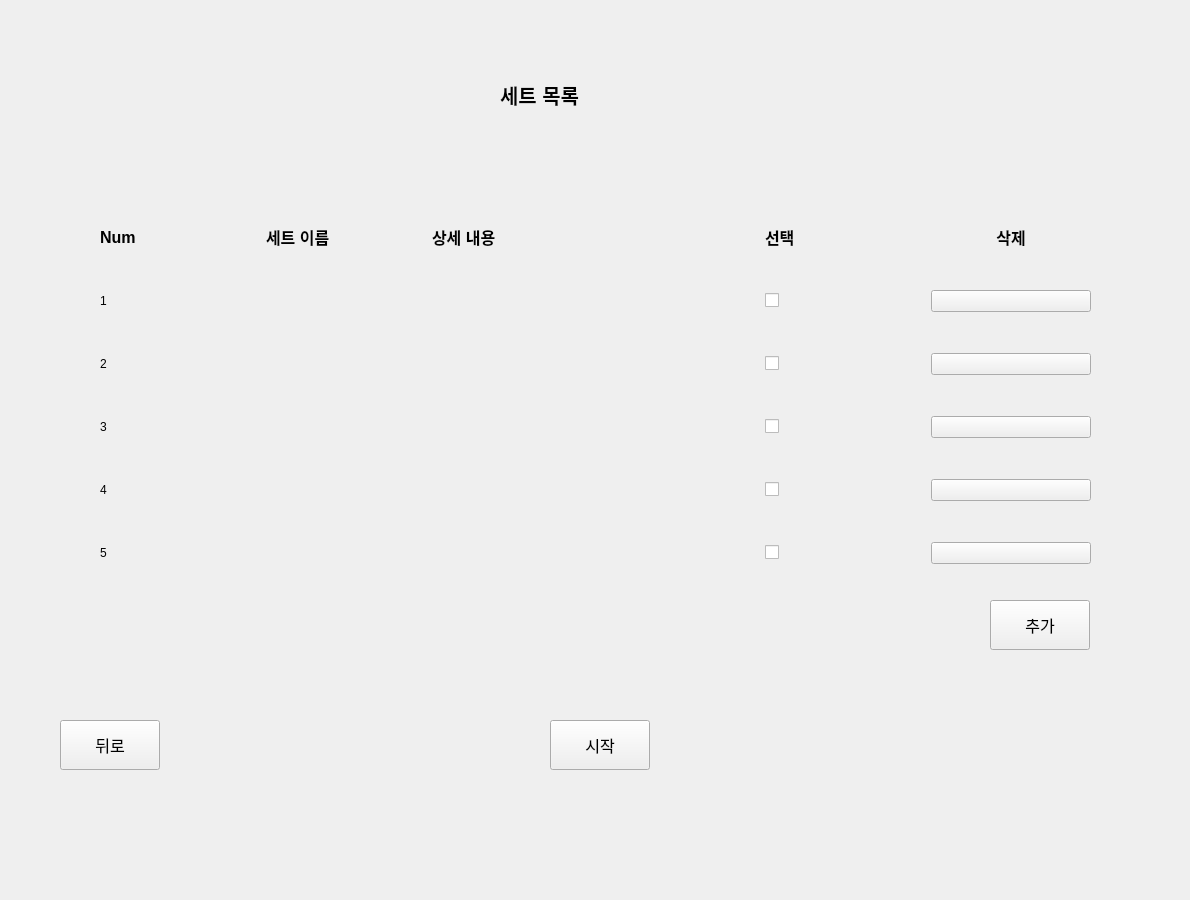
Qt form 40/ui.ui (kimnanhee/PyQt) before a commit.
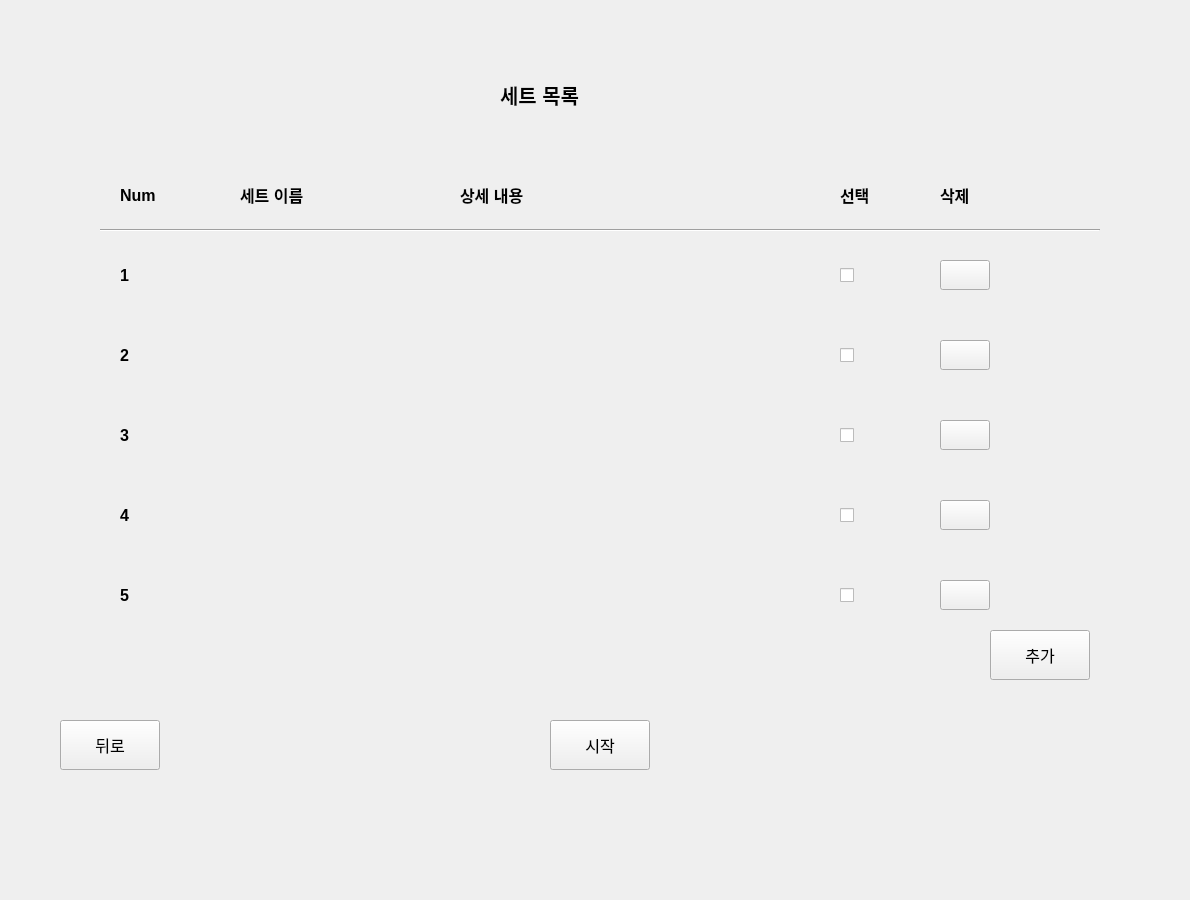
The same form after that commit. The open tabs and pages were chosen to show the change.

Diff of the .ui file:
```diff
--- a/40/ui.ui
+++ b/40/ui.ui
@@ -23,7 +23,7 @@
     </rect>
    </property>
    <property name="currentIndex">
-    <number>2</number>
+    <number>1</number>
    </property>
    <widget class="QWidget" name="page_1">
     <widget class="QPushButton" name="btn_start_1">
@@ -125,53 +125,93 @@
       <string>세트 목록</string>
      </property>
     </widget>
-    <widget class="QWidget" name="gridLayoutWidget">
+    <widget class="QPushButton" name="btn_add_2">
      <property name="geometry">
       <rect>
-       <x>100</x>
-       <y>190</y>
-       <width>991</width>
-       <height>411</height>
+       <x>990</x>
+       <y>630</y>
+       <width>100</width>
+       <height>50</height>
       </rect>
      </property>
-     <layout class="QGridLayout" name="gridLayout">
-      <item row="2" column="0">
-       <widget class="QLabel" name="label_30">
-        <property name="text">
-         <string>2</string>
-        </property>
-       </widget>
-      </item>
-      <item row="3" column="0">
-       <widget class="QLabel" name="label_29">
+     <property name="font">
+      <font>
+       <pointsize>12</pointsize>
+      </font>
+     </property>
         <property name="text">
-         <string>3</string>
-        </property>
-       </widget>
-      </item>
-      <item row="4" column="2">
-       <widget class="QLabel" name="label_15">
+      <string>추가</string>
+     </property>
+    </widget>
+    <widget class="QLabel" name="label_check_2">
+     <property name="geometry">
+      <rect>
+       <x>840</x>
+       <y>170</y>
+       <width>75</width>
+       <height>50</height>
+      </rect>
+     </property>
+     <property name="font">
+      <font>
+       <pointsize>12</pointsize>
+       <weight>75</weight>
+       <bold>true</bold>
+      </font>
+     </property>
         <property name="text">
-         <string/>
-        </property>
-       </widget>
-      </item>
-      <item row="4" column="1">
-       <widget class="QLabel" name="label_14">
+      <string>선택</string>
+     </property>
+    </widget>
+    <widget class="QLabel" name="label_con1_2">
+     <property name="geometry">
+      <rect>
+       <x>460</x>
+       <y>170</y>
+       <width>350</width>
+       <height>50</height>
+      </rect>
+     </property>
+     <property name="font">
+      <font>
+       <pointsize>12</pointsize>
+       <weight>75</weight>
+       <bold>true</bold>
+      </font>
+     </property>
         <property name="text">
-         <string/>
-        </property>
-       </widget>
-      </item>
-      <item row="3" column="2">
-       <widget class="QLabel" name="label_25">
+      <string>상세 내용</string>
+     </property>
+    </widget>
+    <widget class="QLabel" name="label_name_2">
+     <property name="geometry">
+      <rect>
+       <x>240</x>
+       <y>170</y>
+       <width>200</width>
+       <height>50</height>
+      </rect>
+     </property>
+     <property name="font">
+      <font>
+       <pointsize>12</pointsize>
+       <weight>75</weight>
+       <bold>true</bold>
+      </font>
+     </property>
         <property name="text">
-         <string/>
-        </property>
-       </widget>
-      </item>
-      <item row="0" column="0">
-       <widget class="QLabel" name="label_26">
+      <string>세트 이름</string>
+     </property>
+    </widget>
+    <widget class="QLabel" name="label_num_2">
+     <property name="geometry">
+      <rect>
+       <x>120</x>
+       <y>170</y>
+       <width>100</width>
+       <height>50</height>
+      </rect>
+     </property>
         <property name="font">
          <font>
           <pointsize>12</pointsize>
@@ -183,233 +223,438 @@
          <string>Num</string>
         </property>
        </widget>
-      </item>
-      <item row="1" column="0">
-       <widget class="QLabel" name="label_27">
+    <widget class="QPushButton" name="btn_1_2">
+     <property name="geometry">
+      <rect>
+       <x>940</x>
+       <y>260</y>
+       <width>50</width>
+       <height>30</height>
+      </rect>
+     </property>
+     <property name="text">
+      <string/>
+     </property>
+    </widget>
+    <widget class="QPushButton" name="btn_2_2">
+     <property name="geometry">
+      <rect>
+       <x>940</x>
+       <y>340</y>
+       <width>50</width>
+       <height>30</height>
+      </rect>
+     </property>
+     <property name="text">
+      <string/>
+     </property>
+    </widget>
+    <widget class="QPushButton" name="btn_3_2">
+     <property name="geometry">
+      <rect>
+       <x>940</x>
+       <y>420</y>
+       <width>50</width>
+       <height>30</height>
+      </rect>
+     </property>
+     <property name="text">
+      <string/>
+     </property>
+    </widget>
+    <widget class="QPushButton" name="btn_4_2">
+     <property name="geometry">
+      <rect>
+       <x>940</x>
+       <y>500</y>
+       <width>50</width>
+       <height>30</height>
+      </rect>
+     </property>
+     <property name="text">
+      <string/>
+     </property>
+    </widget>
+    <widget class="QPushButton" name="btn_5_2">
+     <property name="geometry">
+      <rect>
+       <x>940</x>
+       <y>580</y>
+       <width>50</width>
+       <height>30</height>
+      </rect>
+     </property>
+     <property name="text">
+      <string/>
+     </property>
+    </widget>
+    <widget class="QLabel" name="label_num_1_2">
+     <property name="geometry">
+      <rect>
+       <x>120</x>
+       <y>260</y>
+       <width>100</width>
+       <height>30</height>
+      </rect>
+     </property>
+     <property name="font">
+      <font>
+       <pointsize>12</pointsize>
+       <weight>75</weight>
+       <bold>true</bold>
+      </font>
+     </property>
         <property name="text">
          <string>1</string>
         </property>
        </widget>
-      </item>
-      <item row="5" column="0">
-       <widget class="QLabel" name="label_39">
+    <widget class="QLabel" name="label_num_2_2">
+     <property name="geometry">
+      <rect>
+       <x>120</x>
+       <y>340</y>
+       <width>100</width>
+       <height>30</height>
+      </rect>
+     </property>
+     <property name="font">
+      <font>
+       <pointsize>12</pointsize>
+       <weight>75</weight>
+       <bold>true</bold>
+      </font>
+     </property>
+     <property name="text">
+      <string>2</string>
+     </property>
+    </widget>
+    <widget class="QLabel" name="label_num_3_2">
+     <property name="geometry">
+      <rect>
+       <x>120</x>
+       <y>420</y>
+       <width>100</width>
+       <height>30</height>
+      </rect>
+     </property>
+     <property name="font">
+      <font>
+       <pointsize>12</pointsize>
+       <weight>75</weight>
+       <bold>true</bold>
+      </font>
+     </property>
+     <property name="text">
+      <string>3</string>
+     </property>
+    </widget>
+    <widget class="QLabel" name="label_num_4_2">
+     <property name="geometry">
+      <rect>
+       <x>120</x>
+       <y>500</y>
+       <width>100</width>
+       <height>30</height>
+      </rect>
+     </property>
+     <property name="font">
+      <font>
+       <pointsize>12</pointsize>
+       <weight>75</weight>
+       <bold>true</bold>
+      </font>
+     </property>
+     <property name="text">
+      <string>4</string>
+     </property>
+    </widget>
+    <widget class="QLabel" name="label_num_5_2">
+     <property name="geometry">
+      <rect>
+       <x>120</x>
+       <y>580</y>
+       <width>100</width>
+       <height>30</height>
+      </rect>
+     </property>
+     <property name="font">
+      <font>
+       <pointsize>12</pointsize>
+       <weight>75</weight>
+       <bold>true</bold>
+      </font>
+     </property>
         <property name="text">
          <string>5</string>
         </property>
        </widget>
-      </item>
-      <item row="5" column="3">
-       <widget class="QLabel" name="label_37">
-        <property name="text">
-         <string/>
-        </property>
-       </widget>
-      </item>
-      <item row="5" column="1">
-       <widget class="QLabel" name="label_38">
-        <property name="text">
-         <string/>
-        </property>
-       </widget>
-      </item>
-      <item row="4" column="3">
-       <widget class="QLabel" name="label_31">
-        <property name="text">
-         <string/>
-        </property>
-       </widget>
-      </item>
-      <item row="3" column="3">
-       <widget class="QLabel" name="label_32">
+    <widget class="Line" name="line">
+     <property name="geometry">
+      <rect>
+       <x>100</x>
+       <y>220</y>
+       <width>1000</width>
+       <height>20</height>
+      </rect>
+     </property>
+     <property name="orientation">
+      <enum>Qt::Horizontal</enum>
+     </property>
+    </widget>
+    <widget class="QLabel" name="label_con1_1_2">
+     <property name="geometry">
+      <rect>
+       <x>460</x>
+       <y>250</y>
+       <width>350</width>
+       <height>60</height>
+      </rect>
+     </property>
+     <property name="font">
+      <font>
+       <pointsize>12</pointsize>
+      </font>
+     </property>
         <property name="text">
          <string/>
         </property>
        </widget>
-      </item>
-      <item row="2" column="3">
-       <widget class="QLabel" name="label_35">
+    <widget class="QLabel" name="label_con1_2_2">
+     <property name="geometry">
+      <rect>
+       <x>460</x>
+       <y>330</y>
+       <width>350</width>
+       <height>60</height>
+      </rect>
+     </property>
+     <property name="font">
+      <font>
+       <pointsize>12</pointsize>
+      </font>
+     </property>
         <property name="text">
          <string/>
         </property>
        </widget>
-      </item>
-      <item row="0" column="3">
-       <widget class="QLabel" name="label_41">
+    <widget class="QLabel" name="label_con1_3_2">
+     <property name="geometry">
+      <rect>
+       <x>460</x>
+       <y>410</y>
+       <width>350</width>
+       <height>60</height>
+      </rect>
+     </property>
+     <property name="font">
+      <font>
+       <pointsize>12</pointsize>
+      </font>
+     </property>
         <property name="text">
          <string/>
         </property>
        </widget>
-      </item>
-      <item row="1" column="3">
-       <widget class="QLabel" name="label_34">
+    <widget class="QLabel" name="label_con1_4_2">
+     <property name="geometry">
+      <rect>
+       <x>460</x>
+       <y>490</y>
+       <width>350</width>
+       <height>60</height>
+      </rect>
+     </property>
+     <property name="font">
+      <font>
+       <pointsize>12</pointsize>
+      </font>
+     </property>
         <property name="text">
          <string/>
         </property>
        </widget>
-      </item>
-      <item row="1" column="2">
-       <widget class="QLabel" name="label_4">
+    <widget class="QLabel" name="label_con1_5_2">
+     <property name="geometry">
+      <rect>
+       <x>460</x>
+       <y>570</y>
+       <width>350</width>
+       <height>60</height>
+      </rect>
+     </property>
+     <property name="font">
+      <font>
+       <pointsize>12</pointsize>
+      </font>
+     </property>
         <property name="text">
          <string/>
         </property>
        </widget>
-      </item>
-      <item row="5" column="4">
-       <widget class="QCheckBox" name="checkBox_5_3">
+    <widget class="QCheckBox" name="checkBox_1_2">
+     <property name="geometry">
+      <rect>
+       <x>840</x>
+       <y>260</y>
+       <width>50</width>
+       <height>30</height>
+      </rect>
+     </property>
         <property name="text">
          <string/>
         </property>
        </widget>
-      </item>
-      <item row="1" column="4">
        <widget class="QCheckBox" name="checkBox_2_2">
-        <property name="text">
-         <string/>
-        </property>
-       </widget>
-      </item>
-      <item row="2" column="5">
-       <widget class="QPushButton" name="btn_3_2">
+     <property name="geometry">
+      <rect>
+       <x>840</x>
+       <y>340</y>
+       <width>50</width>
+       <height>30</height>
+      </rect>
+     </property>
         <property name="text">
          <string/>
         </property>
        </widget>
-      </item>
-      <item row="3" column="1">
-       <widget class="QLabel" name="label_6">
-        <property name="text">
-         <string/>
-        </property>
-       </widget>
-      </item>
-      <item row="0" column="1">
-       <widget class="QLabel" name="label_1_2">
-        <property name="font">
-         <font>
-          <pointsize>12</pointsize>
-          <weight>75</weight>
-          <bold>true</bold>
-         </font>
-        </property>
-        <property name="text">
-         <string>세트 이름</string>
-        </property>
-       </widget>
-      </item>
-      <item row="5" column="5">
-       <widget class="QPushButton" name="pushButton_16">
-        <property name="text">
-         <string/>
-        </property>
-       </widget>
-      </item>
-      <item row="4" column="4">
-       <widget class="QCheckBox" name="checkBox_5_2">
-        <property name="text">
-         <string/>
-        </property>
-       </widget>
-      </item>
-      <item row="3" column="5">
-       <widget class="QPushButton" name="btn_4_2">
-        <property name="text">
-         <string/>
-        </property>
-       </widget>
-      </item>
-      <item row="4" column="5">
-       <widget class="QPushButton" name="pushButton_9">
-        <property name="text">
-         <string/>
-        </property>
-       </widget>
-      </item>
-      <item row="2" column="2">
-       <widget class="QLabel" name="label_13">
-        <property name="text">
-         <string/>
-        </property>
-       </widget>
-      </item>
-      <item row="2" column="4">
        <widget class="QCheckBox" name="checkBox_3_2">
+     <property name="geometry">
+      <rect>
+       <x>840</x>
+       <y>420</y>
+       <width>50</width>
+       <height>30</height>
+      </rect>
+     </property>
         <property name="text">
          <string/>
         </property>
        </widget>
-      </item>
-      <item row="4" column="0">
-       <widget class="QLabel" name="label_28">
-        <property name="text">
-         <string>4</string>
-        </property>
-       </widget>
-      </item>
-      <item row="3" column="4">
        <widget class="QCheckBox" name="checkBox_4_2">
+     <property name="geometry">
+      <rect>
+       <x>840</x>
+       <y>500</y>
+       <width>50</width>
+       <height>30</height>
+      </rect>
+     </property>
         <property name="text">
          <string/>
         </property>
        </widget>
-      </item>
-      <item row="2" column="1">
-       <widget class="QLabel" name="label_5">
+    <widget class="QCheckBox" name="checkBox_5_2">
+     <property name="geometry">
+      <rect>
+       <x>840</x>
+       <y>580</y>
+       <width>50</width>
+       <height>30</height>
+      </rect>
+     </property>
         <property name="text">
          <string/>
         </property>
        </widget>
-      </item>
-      <item row="1" column="5">
-       <widget class="QPushButton" name="btn_2_2">
+    <widget class="QLabel" name="label_name_1_2">
+     <property name="geometry">
+      <rect>
+       <x>240</x>
+       <y>250</y>
+       <width>200</width>
+       <height>50</height>
+      </rect>
+     </property>
+     <property name="font">
+      <font>
+       <pointsize>12</pointsize>
+      </font>
+     </property>
         <property name="text">
          <string/>
         </property>
        </widget>
-      </item>
-      <item row="1" column="1">
-       <widget class="QLabel" name="label_3">
+    <widget class="QLabel" name="label_name_2_2">
+     <property name="geometry">
+      <rect>
+       <x>240</x>
+       <y>330</y>
+       <width>200</width>
+       <height>50</height>
+      </rect>
+     </property>
+     <property name="font">
+      <font>
+       <pointsize>12</pointsize>
+      </font>
+     </property>
         <property name="text">
          <string/>
         </property>
        </widget>
-      </item>
-      <item row="0" column="2">
-       <widget class="QLabel" name="label_2">
+    <widget class="QLabel" name="label_name_3_2">
+     <property name="geometry">
+      <rect>
+       <x>240</x>
+       <y>410</y>
+       <width>200</width>
+       <height>50</height>
+      </rect>
+     </property>
         <property name="font">
          <font>
           <pointsize>12</pointsize>
-          <weight>75</weight>
-          <bold>true</bold>
          </font>
         </property>
         <property name="text">
-         <string>상세 내용</string>
-        </property>
-       </widget>
-      </item>
-      <item row="5" column="2">
-       <widget class="QLabel" name="label_36">
+      <string/>
+     </property>
+    </widget>
+    <widget class="QLabel" name="label_name_4_2">
+     <property name="geometry">
+      <rect>
+       <x>240</x>
+       <y>490</y>
+       <width>200</width>
+       <height>50</height>
+      </rect>
+     </property>
+     <property name="font">
+      <font>
+       <pointsize>12</pointsize>
+      </font>
+     </property>
         <property name="text">
          <string/>
         </property>
        </widget>
-      </item>
-      <item row="0" column="4">
-       <widget class="QLabel" name="label_40">
+    <widget class="QLabel" name="label_name_5_2">
+     <property name="geometry">
+      <rect>
+       <x>240</x>
+       <y>570</y>
+       <width>200</width>
+       <height>50</height>
+      </rect>
+     </property>
         <property name="font">
          <font>
           <pointsize>12</pointsize>
-          <weight>75</weight>
-          <bold>true</bold>
          </font>
         </property>
         <property name="text">
-         <string>선택</string>
-        </property>
-       </widget>
-      </item>
-      <item row="0" column="5">
-       <widget class="QPushButton" name="btn_1_2">
+      <string/>
+     </property>
+    </widget>
+    <widget class="QLabel" name="label_delete">
+     <property name="geometry">
+      <rect>
+       <x>940</x>
+       <y>170</y>
+       <width>75</width>
+       <height>50</height>
+      </rect>
+     </property>
         <property name="font">
          <font>
           <pointsize>12</pointsize>
@@ -417,34 +662,10 @@
           <bold>true</bold>
          </font>
         </property>
-        <property name="styleSheet">
-         <string notr="true">border: none;</string>
-        </property>
         <property name="text">
          <string>삭제</string>
         </property>
        </widget>
-      </item>
-     </layout>
-    </widget>
-    <widget class="QPushButton" name="btn_add_2">
-     <property name="geometry">
-      <rect>
-       <x>990</x>
-       <y>600</y>
-       <width>100</width>
-       <height>50</height>
-      </rect>
-     </property>
-     <property name="font">
-      <font>
-       <pointsize>12</pointsize>
-      </font>
-     </property>
-     <property name="text">
-      <string>추가</string>
-     </property>
-    </widget>
    </widget>
    <widget class="QWidget" name="page_3">
     <widget class="QPushButton" name="btn_back_3">
@@ -516,7 +737,7 @@
       <string>* 세트 이름</string>
      </property>
     </widget>
-    <widget class="QRadioButton" name="radioButton">
+    <widget class="QRadioButton" name="radio_1_3">
      <property name="geometry">
       <rect>
        <x>200</x>
@@ -534,7 +755,7 @@
       <string>좁게</string>
      </property>
     </widget>
-    <widget class="QRadioButton" name="radioButton_2">
+    <widget class="QRadioButton" name="radio_2_3">
      <property name="geometry">
       <rect>
        <x>300</x>
@@ -552,7 +773,7 @@
       <string>정석</string>
      </property>
     </widget>
-    <widget class="QRadioButton" name="radioButton_3">
+    <widget class="QRadioButton" name="radio_3_3">
      <property name="geometry">
       <rect>
        <x>400</x>
```
Lines whose indentation alone changed are shown as unchanged.
